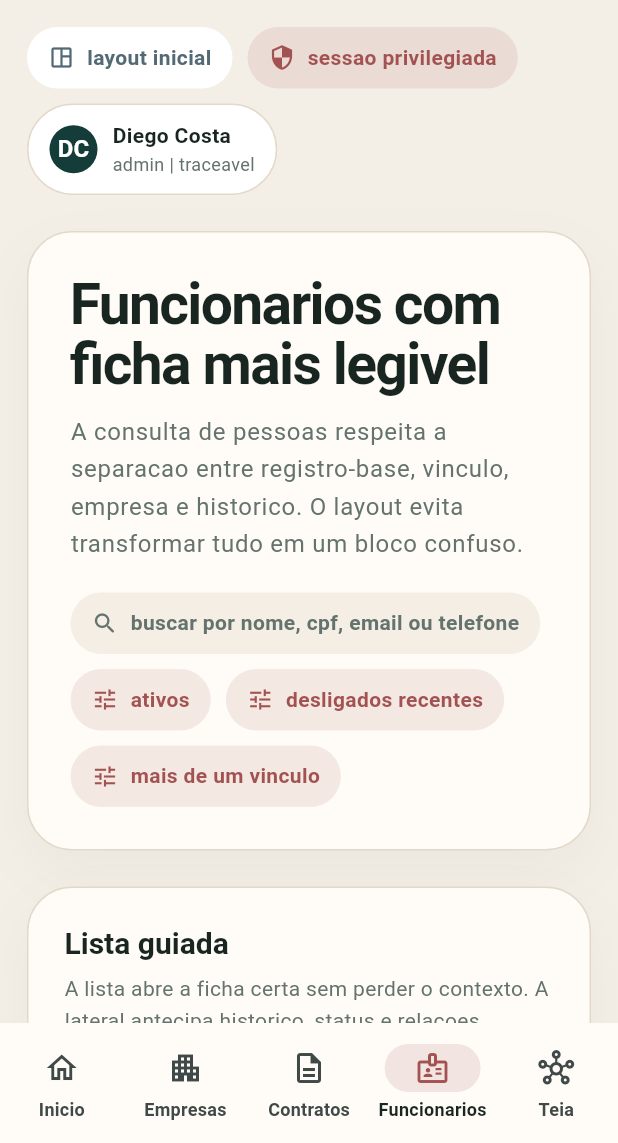
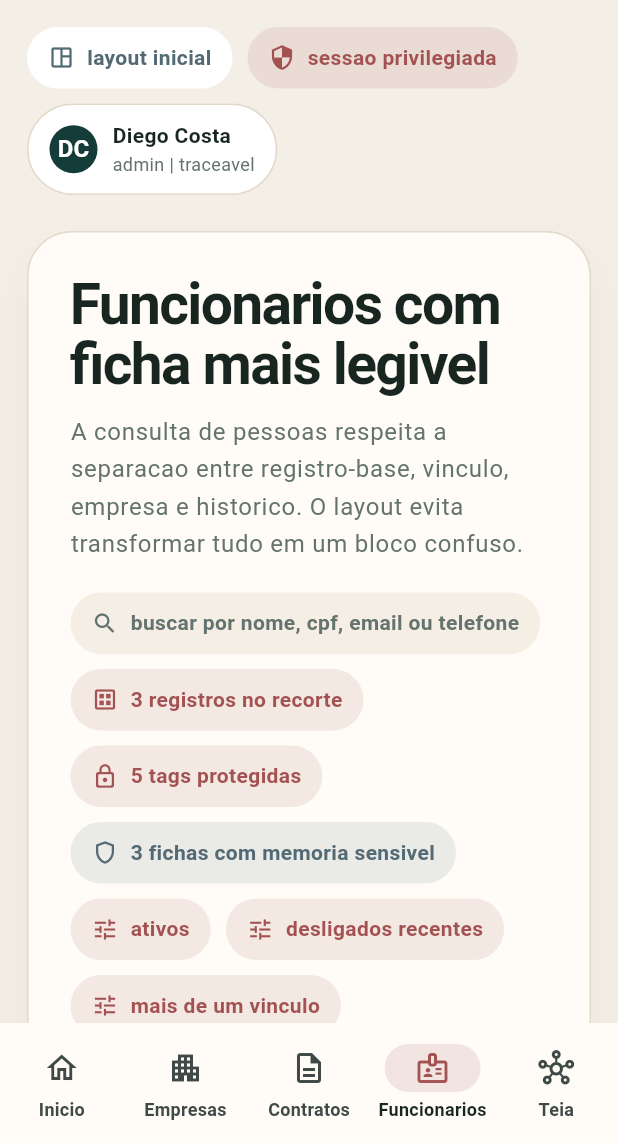
Before and after one commit to DiegoYCosta/pariflow_partners_front, a Flutter app: the screen it shows after launch, item 4 of the bottom bar chosen, on a phone screen of 412 x 824 dp, the part 93-1236 px from its top. Run offline on Flutter 3.47's test engine with Material 3 defaults, Android fonts, the phone set to English and light mode, and no system bars.

Commit message:
feat: enhance mock data with public IDs and production hints for companies, contracts, and people

```diff
--- a/lib/core/widgets/master_detail_workspace.dart
+++ b/lib/core/widgets/master_detail_workspace.dart
@@ -14,6 +14,13 @@ class _EntityWorkspace extends StatelessWidget {
   @override
   Widget build(BuildContext context) {
     final selectedItem = data.items[selectedIndex];
+    final protectedNoteCount = data.items.fold<int>(
+      0,
+      (total, item) => total + item.sensitiveNotes.length,
+    );
+    final itemsWithProtectedNotes = data.items
+        .where((item) => item.sensitiveNotes.isNotEmpty)
+        .length;
 
     return Column(
       children: [
@@ -41,6 +48,25 @@ class _EntityWorkspace extends StatelessWidget {
                     color: _mutedColor,
                     background: const Color(0xFFF4EEE5),
                   ),
+                  _Tag(
+                    label: '${data.items.length} registros no recorte',
+                    icon: Icons.dataset_outlined,
+                    color: data.accent,
+                    background: data.accent.withValues(alpha: 0.12),
+                  ),
+                  _Tag(
+                    label: '$protectedNoteCount tags protegidas',
+                    icon: Icons.lock_outline_rounded,
+                    color: _roseColor,
+                    background: _roseColor.withValues(alpha: 0.12),
+                  ),
+                  if (itemsWithProtectedNotes > 0)
+                    _Tag(
+                      label: '$itemsWithProtectedNotes fichas com memoria sensivel',
+                      icon: Icons.shield_outlined,
+                      color: _slateColor,
+                      background: _slateColor.withValues(alpha: 0.12),
+                    ),
                   for (final filter in data.filters)
                     _Tag(
                       label: filter,
@@ -49,6 +75,46 @@ class _EntityWorkspace extends StatelessWidget {
                       background: data.accent.withValues(alpha: 0.12),
                     ),
                 ],
+              ),
+              const SizedBox(height: 20),
+              Container(
+                width: double.infinity,
+                padding: const EdgeInsets.all(18),
+                decoration: BoxDecoration(
+                  color: const Color(0xFFFFFBF5),
+                  borderRadius: BorderRadius.circular(22),
+                  border: Border.all(color: _lineColor),
+                ),
+                child: Column(
+                  crossAxisAlignment: CrossAxisAlignment.start,
+                  children: [
+                    Text(
+                      'Primeiro passo real',
+                      style: Theme.of(context).textTheme.titleMedium,
+                    ),
+                    const SizedBox(height: 8),
+                    Text(
+                      data.productionHint,
+                      style: Theme.of(
+                        context,
+                      ).textTheme.bodyMedium?.copyWith(color: _mutedColor),
+                    ),
+                    const SizedBox(height: 12),
+                    Wrap(
+                      spacing: 10,
+                      runSpacing: 10,
+                      children: [
+                        for (final focus in data.integrationFocus)
+                          _Tag(
+                            label: focus,
+                            icon: Icons.arrow_outward_rounded,
+                            color: data.accent,
+                            background: data.accent.withValues(alpha: 0.10),
+                          ),
+                      ],
+                    ),
+                  ],
+                ),
               ),
             ],
           ),
@@ -158,11 +224,24 @@ class _EntityDetailCard extends StatelessWidget {
           children: [
             Text('Preview do detalhe', style: theme.textTheme.titleLarge),
             _Tag(
+              label: item.publicId,
+              icon: Icons.tag_outlined,
+              color: _slateColor,
+              background: _slateColor.withValues(alpha: 0.12),
+            ),
+            _Tag(
               label: item.status,
               icon: item.icon,
               color: item.color,
               background: item.color.withValues(alpha: 0.12),
             ),
+            if (orderedNotes.isNotEmpty)
+              _Tag(
+                label: '${orderedNotes.length} tags protegidas',
+                icon: Icons.lock_outline_rounded,
+                color: _roseColor,
+                background: _roseColor.withValues(alpha: 0.12),
+              ),
           ],
         ),
         const SizedBox(height: 18),
@@ -373,6 +452,13 @@ class _EntityListTile extends StatelessWidget {
                 item.meta,
                 style: theme.textTheme.labelMedium?.copyWith(color: item.color),
               ),
+              const SizedBox(height: 6),
+              Text(
+                item.publicId,
+                style: theme.textTheme.labelMedium?.copyWith(
+                  color: _mutedColor,
+                ),
+              ),
             ],
           ),
         ),
@@ -387,6 +473,8 @@ class _EntityWorkspaceData {
     required this.subtitle,
     required this.searchHint,
     required this.listHint,
+    required this.productionHint,
+    required this.integrationFocus,
     required this.filters,
     required this.items,
     required this.accent,
@@ -396,6 +484,8 @@ class _EntityWorkspaceData {
   final String subtitle;
   final String searchHint;
   final String listHint;
+  final String productionHint;
+  final List<String> integrationFocus;
   final List<String> filters;
   final List<_EntityItem> items;
   final Color accent;
@@ -403,6 +493,7 @@ class _EntityWorkspaceData {
 
 class _EntityItem {
   const _EntityItem({
+    required this.publicId,
     required this.title,
     required this.subtitle,
     required this.meta,
@@ -414,6 +505,7 @@ class _EntityItem {
     this.sensitiveNotes = const [],
   });
 
+  final String publicId;
   final String title;
   final String subtitle;
   final String meta;
--- a/lib/features/people/infrastructure/people_mock_data.dart
+++ b/lib/features/people/infrastructure/people_mock_data.dart
@@ -7,10 +7,19 @@ const _peopleWorkspaceData = _EntityWorkspaceData(
   searchHint: 'buscar por nome, cpf, email ou telefone',
   listHint:
       'A lista abre a ficha certa sem perder o contexto. A lateral antecipa historico, status e relacoes principais.',
+  productionHint:
+      'Primeiro passo real: combinar ficha base, vinculos e tags protegidas em uma leitura unica, sem quebrar a consulta humana do colaborador.',
+  integrationFocus: [
+    'ficha consolidada',
+    'vinculos',
+    'tags protegidas',
+    'historico',
+  ],
   filters: ['ativos', 'desligados recentes', 'mais de um vinculo'],
   accent: _roseColor,
   items: [
     _EntityItem(
+      publicId: 'pes_01hpes0000000000000001',
       title: 'Ana Paula Rocha',
       subtitle: 'Pessoa-base com vinculo ativo e historico anterior.',
       meta: 'ativo | 2 passagens | desligamento anterior em 2025',
@@ -46,6 +55,7 @@ const _peopleWorkspaceData = _EntityWorkspaceData(
       ],
     ),
     _EntityItem(
+      publicId: 'pes_01hpes0000000000000002',
       title: 'Bruno Tavares',
       subtitle: 'Pessoa desligada recentemente e ainda relevante para a teia.',
       meta: 'desligado ha 18 dias | 1 contrato | risco juridico em revisao',
@@ -79,6 +89,7 @@ const _peopleWorkspaceData = _EntityWorkspaceData(
       ],
     ),
     _EntityItem(
+      publicId: 'pes_01hpes0000000000000003',
       title: 'Carla Mendes',
       subtitle: 'Pessoa com historico multiempresa e movimentacoes recentes.',
       meta: 'ativo | 3 passagens | 1 transferencia neste mes',
```
Also changed, not shown: lib/features/companies/infrastructure/companies_mock_data.dart (+11 -0 lines), lib/features/contracts/infrastructure/contracts_mock_data.dart (+11 -0 lines).
